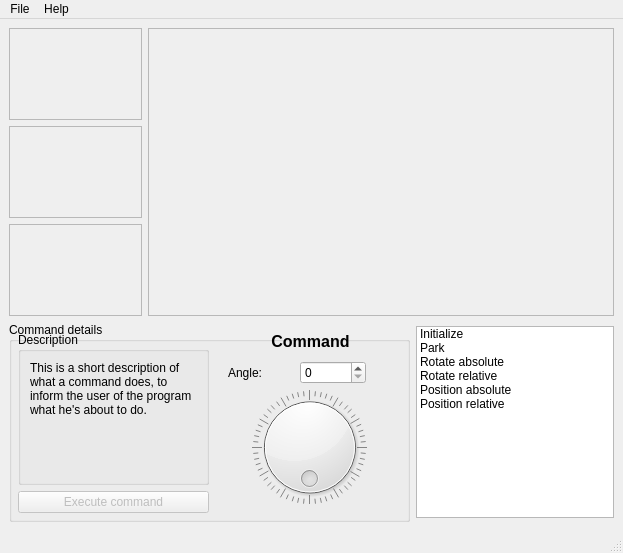
This is GUI/MainWindow.ui in anderslindmark/PickNPlace as Qt 5 draws it before an edit. The edited form follows.
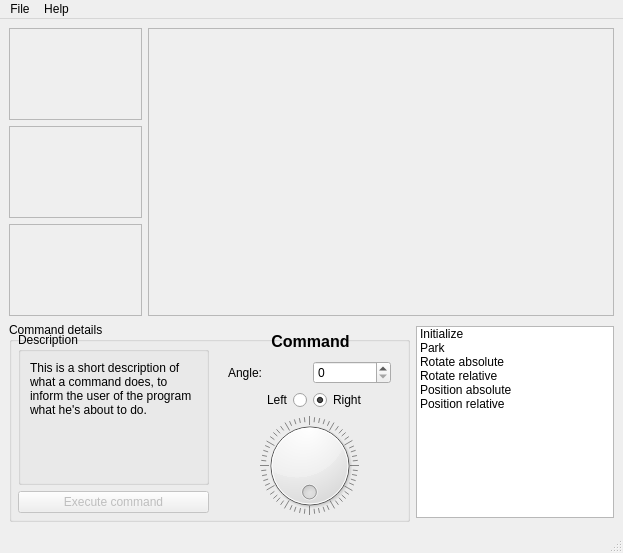
This is the edited form. The open tabs and pages were chosen to show the change.

Commit message: Implemented use of the MachineAPI in the GUI. Commands should now be runnable via the GUI. Since you cannot pass a member method as a callback to the MachineAPI I opted for using a C function as a wrapper. There are a few other solutions for this problem, but they are a lot more complex, this is the simplest and cleanest solution even though it makes use of a global variable.

Diff of the .ui file:
```diff
--- a/GUI/MainWindow.ui
+++ b/GUI/MainWindow.ui
@@ -198,7 +198,7 @@
            <x>210</x>
            <y>30</y>
            <width>181</width>
-           <height>161</height>
+           <height>172</height>
           </rect>
          </property>
          <property name="currentIndex" >
@@ -220,31 +220,45 @@
              </item>
              <item>
               <widget class="QSpinBox" name="m_pAngleSpinBox" >
+               <property name="minimum" >
+                <number>0</number>
+               </property>
                <property name="maximum" >
                 <number>360</number>
                </property>
               </widget>
              </item>
+            </layout>
+           </item>
+           <item>
+            <layout class="QHBoxLayout" >
              <item>
-              <spacer>
-               <property name="orientation" >
-                <enum>Qt::Horizontal</enum>
+              <widget class="QRadioButton" name="m_pLeftRotateRadioButton" >
+               <property name="layoutDirection" >
+                <enum>Qt::RightToLeft</enum>
                </property>
-               <property name="sizeType" >
-                <enum>QSizePolicy::Maximum</enum>
+               <property name="text" >
+                <string>Left</string>
                </property>
-               <property name="sizeHint" >
-                <size>
-                 <width>25</width>
-                 <height>20</height>
-                </size>
+              </widget>
+             </item>
+             <item>
+              <widget class="QRadioButton" name="m_pRightRotateRadioButton" >
+               <property name="text" >
+                <string>Right</string>
                </property>
-              </spacer>
+               <property name="checked" >
+                <bool>true</bool>
+               </property>
+              </widget>
              </item>
             </layout>
            </item>
            <item>
             <widget class="QDial" name="m_pAngleDial" >
+             <property name="minimum" >
+              <number>0</number>
+             </property>
              <property name="maximum" >
               <number>360</number>
              </property>
```
Left out of the diff: 7 changed lines with no effect on the pictures. The commit also changes 2 other files.
